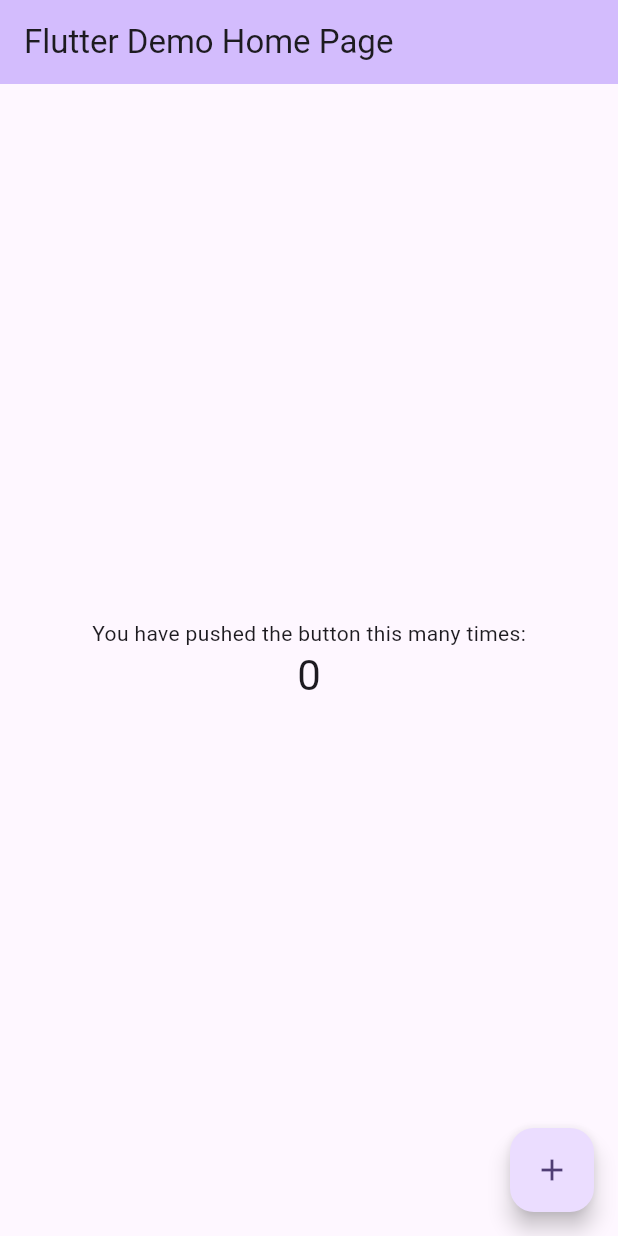
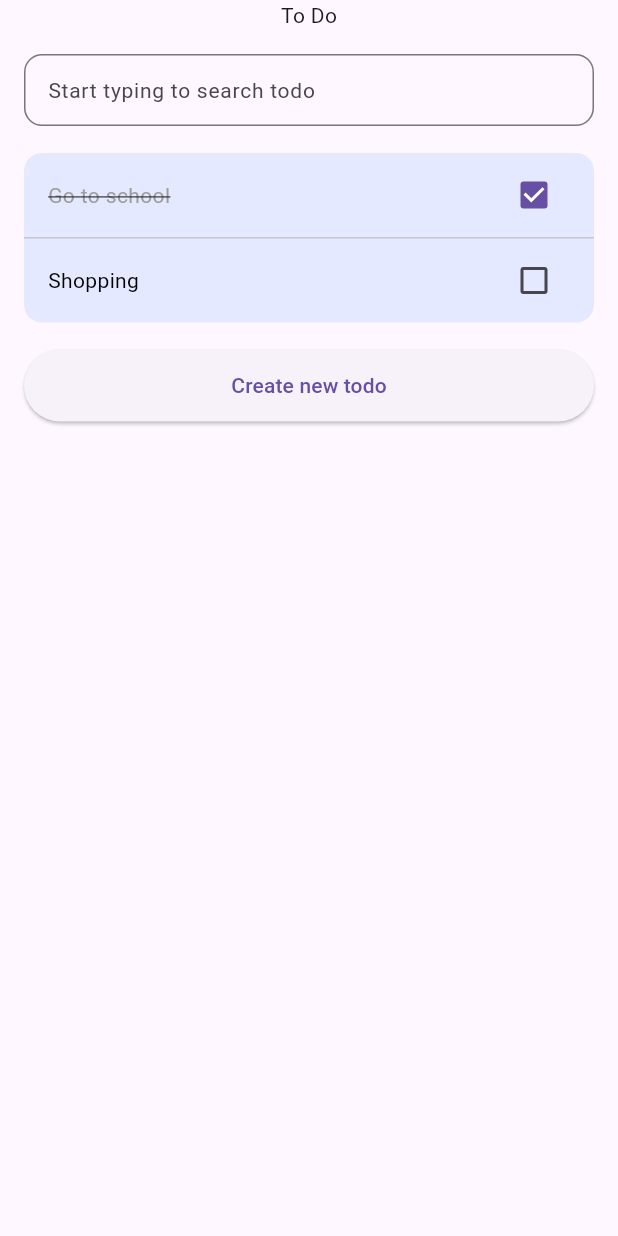
Before and after one commit to Maksim-creator/todo-bloc, a Flutter app: the screen it shows after launch, on a phone screen of 412 x 824 dp. Run offline on Flutter 3.47's test engine with Material 3 defaults, Android fonts, the phone set to English and light mode, and no system bars.

Commit message:
Add HomePage

```diff
--- /dev/null
+++ b/lib/data/model/todo.dart
@@ -0,0 +1,6 @@
+class TodoItemModel {
+  String title;
+  bool done;
+
+  TodoItemModel({required this.done, required this.title});
+}
--- a/lib/main.dart
+++ b/lib/main.dart
@@ -1,4 +1,5 @@
 import 'package:flutter/material.dart';
+import 'package:todo_bloc/routes/home.dart';
 
 void main() {
   runApp(const MyApp());
@@ -7,119 +8,14 @@ void main() {
 class MyApp extends StatelessWidget {
   const MyApp({super.key});
 
-  // This widget is the root of your application.
   @override
   Widget build(BuildContext context) {
     return MaterialApp(
       title: 'Flutter Demo',
       theme: ThemeData(
-        // This is the theme of your application.
-        //
-        // TRY THIS: Try running your application with "flutter run". You'll see
-        // the application has a purple toolbar. Then, without quitting the app,
-        // try changing the seedColor in the colorScheme below to Colors.green
-        // and then invoke "hot reload" (save your changes or press the "hot
-        // reload" button in a Flutter-supported IDE, or press "r" if you used
-        // the command line to start the app).
-        //
-        // Notice that the counter didn't reset back to zero; the application
-        // state is not lost during the reload. To reset the state, use hot
-        // restart instead.
-        //
-        // This works for code too, not just values: Most code changes can be
-        // tested with just a hot reload.
-        colorScheme: ColorScheme.fromSeed(seedColor: Colors.deepPurple),
         useMaterial3: true,
       ),
-      home: const MyHomePage(title: 'Flutter Demo Home Page'),
+      home: const HomePage(),
     );
   }
 }
-
-class MyHomePage extends StatefulWidget {
-  const MyHomePage({super.key, required this.title});
-
-  // This widget is the home page of your application. It is stateful, meaning
-  // that it has a State object (defined below) that contains fields that affect
-  // how it looks.
-
-  // This class is the configuration for the state. It holds the values (in this
-  // case the title) provided by the parent (in this case the App widget) and
-  // used by the build method of the State. Fields in a Widget subclass are
-  // always marked "final".
-
-  final String title;
-
-  @override
-  State<MyHomePage> createState() => _MyHomePageState();
-}
-
-class _MyHomePageState extends State<MyHomePage> {
-  int _counter = 0;
-
-  void _incrementCounter() {
-    setState(() {
-      // This call to setState tells the Flutter framework that something has
-      // changed in this State, which causes it to rerun the build method below
-      // so that the display can reflect the updated values. If we changed
-      // _counter without calling setState(), then the build method would not be
-      // called again, and so nothing would appear to happen.
-      _counter++;
-    });
-  }
-
-  @override
-  Widget build(BuildContext context) {
-    // This method is rerun every time setState is called, for instance as done
-    // by the _incrementCounter method above.
-    //
-    // The Flutter framework has been optimized to make rerunning build methods
-    // fast, so that you can just rebuild anything that needs updating rather
-    // than having to individually change instances of widgets.
-    return Scaffold(
-      appBar: AppBar(
-        // TRY THIS: Try changing the color here to a specific color (to
-        // Colors.amber, perhaps?) and trigger a hot reload to see the AppBar
-        // change color while the other colors stay the same.
-        backgroundColor: Theme.of(context).colorScheme.inversePrimary,
-        // Here we take the value from the MyHomePage object that was created by
-        // the App.build method, and use it to set our appbar title.
-        title: Text(widget.title),
-      ),
-      body: Center(
-        // Center is a layout widget. It takes a single child and positions it
-        // in the middle of the parent.
-        child: Column(
-          // Column is also a layout widget. It takes a list of children and
-          // arranges them vertically. By default, it sizes itself to fit its
-          // children horizontally, and tries to be as tall as its parent.
-          //
-          // Column has various properties to control how it sizes itself and
-          // how it positions its children. Here we use mainAxisAlignment to
-          // center the children vertically; the main axis here is the vertical
-          // axis because Columns are vertical (the cross axis would be
-          // horizontal).
-          //
-          // TRY THIS: Invoke "debug painting" (choose the "Toggle Debug Paint"
-          // action in the IDE, or press "p" in the console), to see the
-          // wireframe for each widget.
-          mainAxisAlignment: MainAxisAlignment.center,
-          children: <Widget>[
-            const Text(
-              'You have pushed the button this many times:',
-            ),
-            Text(
-              '$_counter',
-              style: Theme.of(context).textTheme.headlineMedium,
-            ),
-          ],
-        ),
-      ),
-      floatingActionButton: FloatingActionButton(
-        onPressed: _incrementCounter,
-        tooltip: 'Increment',
-        child: const Icon(Icons.add),
-      ), // This trailing comma makes auto-formatting nicer for build methods.
-    );
-  }
-}
--- /dev/null
+++ b/lib/routes/home.dart
@@ -0,0 +1,53 @@
+import 'package:flutter/material.dart';
+import 'package:todo_bloc/data/model/todo.dart';
+import 'package:todo_bloc/ui/button.dart';
+import 'package:todo_bloc/ui/todos_list.dart';
+
+class HomePage extends StatefulWidget {
+  const HomePage({super.key});
+
+  @override
+  State<HomePage> createState() => _HomePageState();
+}
+
+class _HomePageState extends State<HomePage> {
+  List<TodoItemModel> todos = [
+    TodoItemModel(title: 'Go to school', done: true),
+    TodoItemModel(done: false, title: 'Shopping'),
+  ];
+
+  @override
+  Widget build(BuildContext context) {
+    return Scaffold(
+        body: SafeArea(
+            child: Padding(
+      padding: const EdgeInsets.symmetric(horizontal: 16),
+      child: Column(
+        mainAxisSize: MainAxisSize.max,
+        children: [
+          const Padding(
+            padding: EdgeInsets.only(bottom: 16),
+            child: Text(
+              'To Do',
+            ),
+          ),
+          TextField(
+            decoration: InputDecoration(
+                contentPadding: const EdgeInsets.only(left: 12),
+                hintText: 'Start typing to search todo',
+                hintStyle: const TextStyle(fontSize: 14),
+                border: OutlineInputBorder(
+                    gapPadding: 4,
+                    borderRadius: BorderRadius.circular(12),
+                    borderSide: BorderSide(
+                        width: 1, color: Colors.blueAccent.shade100))),
+          ),
+          TodosList(todos: todos),
+          const Button(
+            title: 'Create new todo',
+          )
+        ],
+      ),
+    )));
+  }
+}
--- /dev/null
+++ b/lib/ui/button.dart
@@ -0,0 +1,19 @@
+import 'package:flutter/material.dart';
+
+class Button extends StatelessWidget {
+  final String title;
+
+  const Button({super.key, required this.title});
+
+  void onPress() {}
+
+  @override
+  Widget build(BuildContext context) {
+    return ElevatedButton(
+      onPressed: onPress,
+      style: ElevatedButton.styleFrom(
+          minimumSize: const Size(double.infinity, 48)),
+      child: Text(title),
+    );
+  }
+}
--- /dev/null
+++ b/lib/ui/todo.dart
@@ -0,0 +1,28 @@
+import 'package:flutter/material.dart';
+import 'package:todo_bloc/data/model/todo.dart';
+
+class TodoItem extends StatelessWidget {
+  final TodoItemModel todo;
+
+  const TodoItem({super.key, required this.todo});
+
+  @override
+  Widget build(BuildContext context) {
+    return Container(
+      padding: const EdgeInsets.symmetric(horizontal: 16, vertical: 4),
+      child: Row(mainAxisAlignment: MainAxisAlignment.spaceBetween, children: [
+        Expanded(
+            child: Text(
+          todo.title,
+          overflow: TextOverflow.ellipsis,
+          maxLines: 3,
+          style: TextStyle(
+              color: todo.done ? Colors.grey : Colors.black,
+              decoration:
+                  todo.done ? TextDecoration.lineThrough : TextDecoration.none),
+        )),
+        Checkbox(value: todo.done, onChanged: (val) => {})
+      ]),
+    );
+  }
+}
--- /dev/null
+++ b/lib/ui/todos_list.dart
@@ -0,0 +1,31 @@
+import 'package:flutter/material.dart';
+import 'package:todo_bloc/data/model/todo.dart';
+import 'package:todo_bloc/ui/todo.dart';
+
+class TodosList extends StatelessWidget {
+  final List<TodoItemModel> todos;
+
+  const TodosList({super.key, required this.todos});
+
+  @override
+  Widget build(BuildContext context) {
+    return Container(
+      margin: const EdgeInsets.symmetric(vertical: 18),
+      decoration: BoxDecoration(
+          color: Colors.blueAccent.shade100.withOpacity(0.2),
+          borderRadius: BorderRadius.circular(12)),
+      child: ListView.separated(
+        shrinkWrap: true,
+        itemCount: todos.length,
+        itemBuilder: (context, index) {
+          return TodoItem(todo: todos[index]);
+        },
+        separatorBuilder: (context, index) {
+          return const Divider(
+            height: 1,
+          );
+        },
+      ),
+    );
+  }
+}
```
